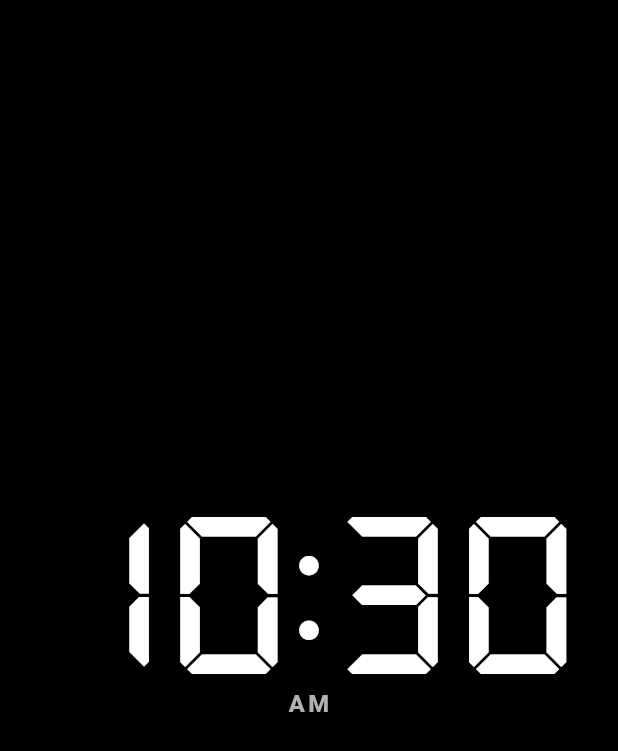
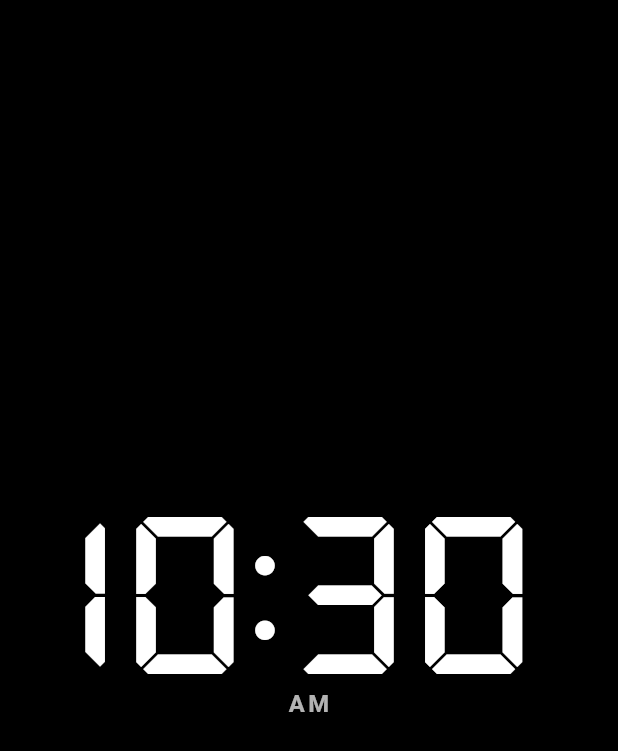
Before and after one commit to ducafecat/flutter_tiqlo_clock, a Flutter app: the screen it shows after launch, on a phone screen of 412 x 824 dp. Shown: the top 751 px of the screen. Run offline on Flutter 3.47's test engine with Material 3 defaults, Android fonts, the phone set to English and light mode, and no system bars; our stand-ins replace flutter_local_notifications, flutter_riverpod, go_router, riverpod_annotation, shared_preferences, timezone and 1 more; missing offline and left inert: screen_brightness; generated files the repository leaves out were written again.

Commit message:
digital 居中

```diff
--- a/lib/features/clock/widgets/clock_face.dart
+++ b/lib/features/clock/widgets/clock_face.dart
@@ -130,6 +130,7 @@ class DigitalClockFace extends StatelessWidget {
       snapshot.displayMinute,
       if (snapshot.showSeconds) snapshot.displaySecond,
     ].join(':');
+    final fontSize = landscape ? 180.0 : 132.0;
 
     return Padding(
       padding: const EdgeInsets.symmetric(horizontal: 24, vertical: 32),
@@ -141,15 +142,19 @@ class DigitalClockFace extends StatelessWidget {
             child: Column(
               mainAxisSize: MainAxisSize.min,
               children: [
-                Text(
+                Transform.translate(
+                  key: const ValueKey('digital-time-optical-offset'),
+                  offset: _digitalOpticalOffset(time, fontSize),
+                  child: Text(
                     time,
                     key: const ValueKey('digital-time'),
                     style: TextStyle(
                       color: Colors.white,
                       fontFamily: 'DSEG7Classic',
-                    fontSize: landscape ? 180 : 132,
+                      fontSize: fontSize,
                       fontWeight: FontWeight.w700,
                       height: 1,
+                    ),
                   ),
                 ),
                 if (snapshot.period != null) ...[
@@ -183,3 +188,10 @@ class DigitalClockFace extends StatelessWidget {
     );
   }
 }
+
+Offset _digitalOpticalOffset(String time, double fontSize) {
+  const oneCompensation = 0.28;
+  final leading = time.startsWith('1') ? -oneCompensation : 0.0;
+  final trailing = time.endsWith('1') ? oneCompensation : 0.0;
+  return Offset((leading + trailing) * fontSize, 0);
+}
```
Also changed, not shown: 1 other file. Lines whose indentation alone changed are shown as unchanged.
